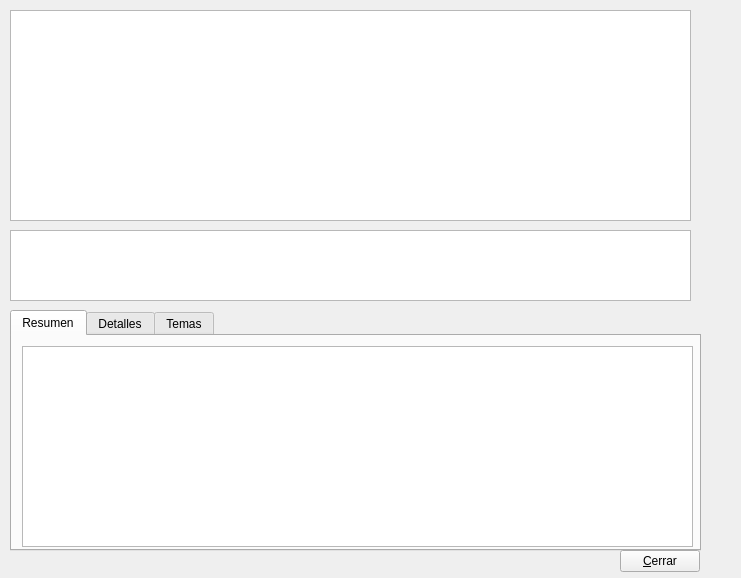
Before: the Qt Designer form gui/dlgresoluciones.ui in rogorido/qtpredicadores, drawn with Qt 5.
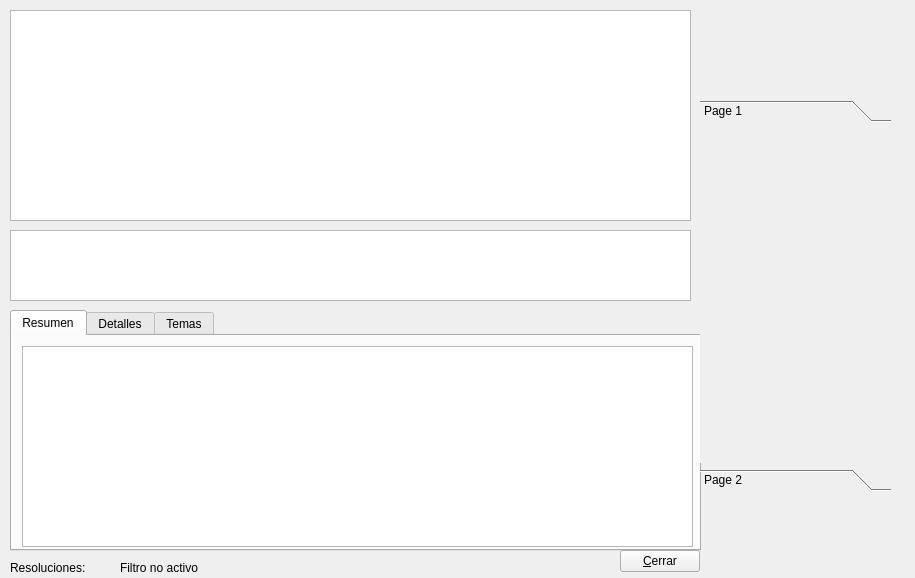
After: the same form once the commit is applied.

Commit message: Trasteando con las sqls

The edit to the form file:
```diff
--- a/gui/dlgresoluciones.ui
+++ b/gui/dlgresoluciones.ui
@@ -6,7 +6,7 @@
    <rect>
     <x>0</x>
     <y>0</y>
-    <width>741</width>
+    <width>915</width>
     <height>578</height>
    </rect>
   </property>
@@ -159,22 +159,71 @@
     <string>&amp;Cerrar</string>
    </property>
   </widget>
-  <widget class="QWidget" name="layoutWidget">
+  <widget class="QToolBox" name="toolBox">
    <property name="geometry">
     <rect>
-     <x>510</x>
-     <y>550</y>
-     <width>128</width>
-     <height>24</height>
+     <x>700</x>
+     <y>100</y>
+     <width>191</width>
+     <height>391</height>
     </rect>
    </property>
-   <layout class="QHBoxLayout" name="horizontalLayout"/>
+   <property name="currentIndex">
+    <number>0</number>
+   </property>
+   <widget class="QWidget" name="page">
+    <property name="geometry">
+     <rect>
+      <x>0</x>
+      <y>0</y>
+      <width>191</width>
+      <height>335</height>
+     </rect>
+    </property>
+    <attribute name="label">
+     <string>Page 1</string>
+    </attribute>
+   </widget>
+   <widget class="QWidget" name="page_2">
+    <property name="geometry">
+     <rect>
+      <x>0</x>
+      <y>0</y>
+      <width>191</width>
+      <height>335</height>
+     </rect>
+    </property>
+    <attribute name="label">
+     <string>Page 2</string>
+    </attribute>
+   </widget>
   </widget>
-  <zorder>layoutWidget</zorder>
-  <zorder>twResoluciones</zorder>
-  <zorder>txtResolucion</zorder>
-  <zorder>tabWidget</zorder>
-  <zorder>btCerrar</zorder>
+  <widget class="QLabel" name="lblTotalResoluciones">
+   <property name="geometry">
+    <rect>
+     <x>10</x>
+     <y>560</y>
+     <width>111</width>
+     <height>16</height>
+    </rect>
+   </property>
+   <property name="text">
+    <string>Resoluciones:</string>
+   </property>
+  </widget>
+  <widget class="QLabel" name="lblFiltro">
+   <property name="geometry">
+    <rect>
+     <x>120</x>
+     <y>560</y>
+     <width>101</width>
+     <height>16</height>
+    </rect>
+   </property>
+   <property name="text">
+    <string>Filtro no activo</string>
+   </property>
+  </widget>
  </widget>
  <resources/>
  <connections/>
```
The commit also changes 2 other files.
